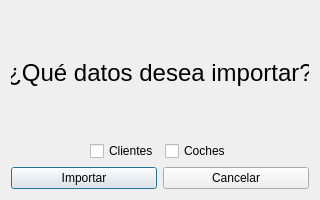
This is ui/dlgTipoImportacion.ui in arielcostas/dam-di-costasguerrero as Qt 5 draws it before an edit. The edited form follows.
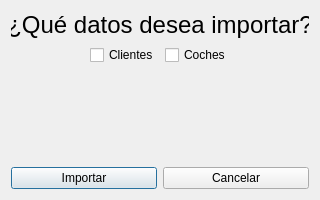
This is the edited form.

Patch:
```diff
--- a/ui/dlgTipoImportacion.ui
+++ b/ui/dlgTipoImportacion.ui
@@ -92,6 +92,19 @@
      </item>
     </layout>
    </item>
+   <item>
+    <spacer name="verticalSpacer">
+     <property name="orientation">
+      <enum>Qt::Vertical</enum>
+     </property>
+     <property name="sizeHint" stdset="0">
+      <size>
+       <width>20</width>
+       <height>40</height>
+      </size>
+     </property>
+    </spacer>
+   </item>
    <item>
     <layout class="QHBoxLayout" name="horizontalLayout">
      <item>
```
